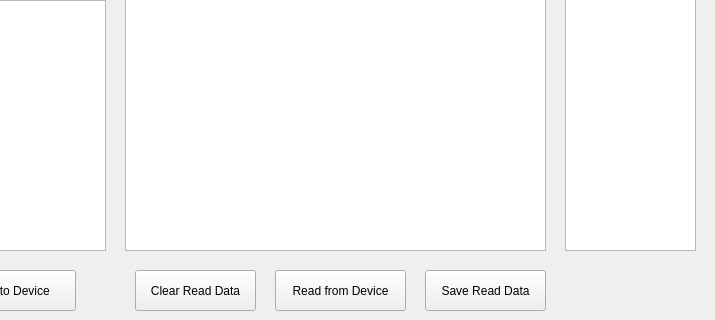
The window that src/user-interfaces/gui-programmer.ui (Donn13Darko/uC_Interfacer) describes before a commit, drawn with Qt 5; both pictures show x 335 to 1050 and y 100 to 420 of the 1050 by 420 pixel window.
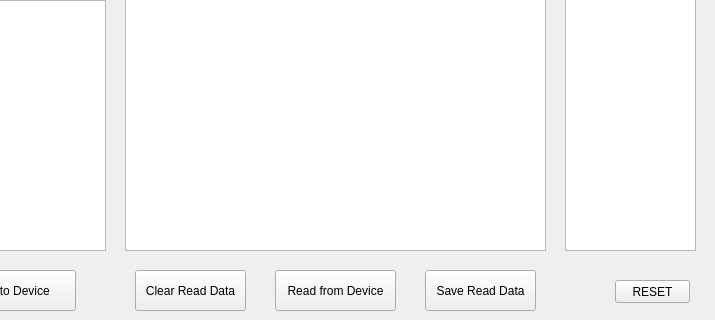
The same window after the commit.

What changed in the file:
```diff
--- a/src/user-interfaces/gui-programmer.ui
+++ b/src/user-interfaces/gui-programmer.ui
@@ -54,7 +54,7 @@
     <rect>
      <x>760</x>
      <y>370</y>
-     <width>121</width>
+     <width>111</width>
      <height>41</height>
     </rect>
    </property>
@@ -93,7 +93,7 @@
     <rect>
      <x>610</x>
      <y>370</y>
-     <width>131</width>
+     <width>121</width>
      <height>41</height>
     </rect>
    </property>
@@ -296,7 +296,7 @@
     <rect>
      <x>470</x>
      <y>370</y>
-     <width>121</width>
+     <width>111</width>
      <height>41</height>
     </rect>
    </property>
@@ -304,6 +304,22 @@
     <string>Clear Read Data</string>
    </property>
   </widget>
+  <widget class="QPushButton" name="ResetGUI_Button">
+   <property name="geometry">
+    <rect>
+     <x>950</x>
+     <y>380</y>
+     <width>75</width>
+     <height>23</height>
+    </rect>
+   </property>
+   <property name="text">
+    <string>RESET</string>
+   </property>
+   <property name="autoDefault">
+    <bool>false</bool>
+   </property>
+  </widget>
  </widget>
  <resources/>
  <connections/>
```
